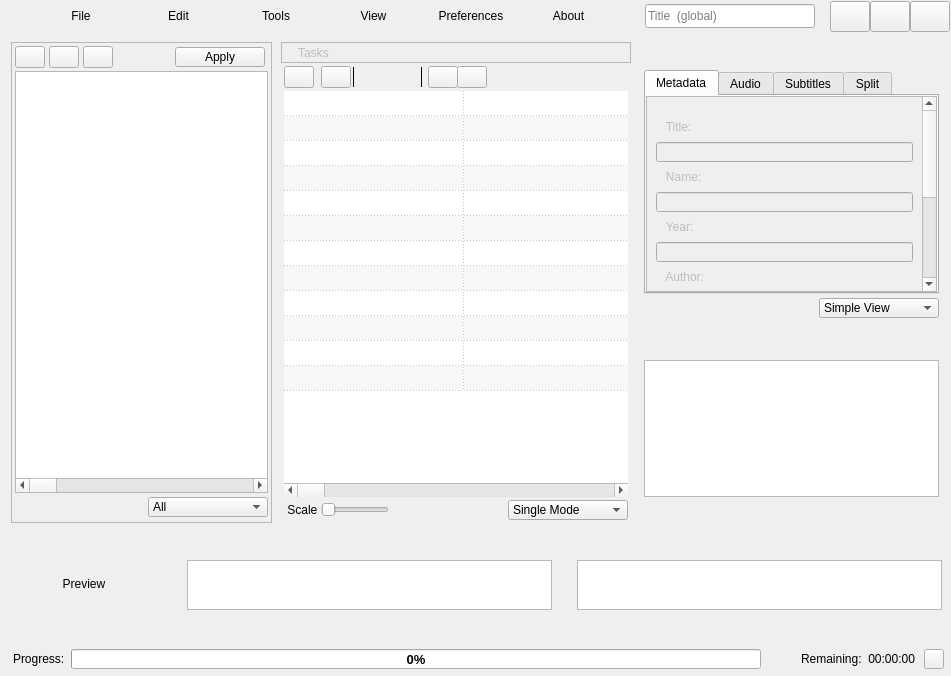
Above: app/mainwindow.ui from CineEncoder/cine-encoder before the change. Below: the same form after it.
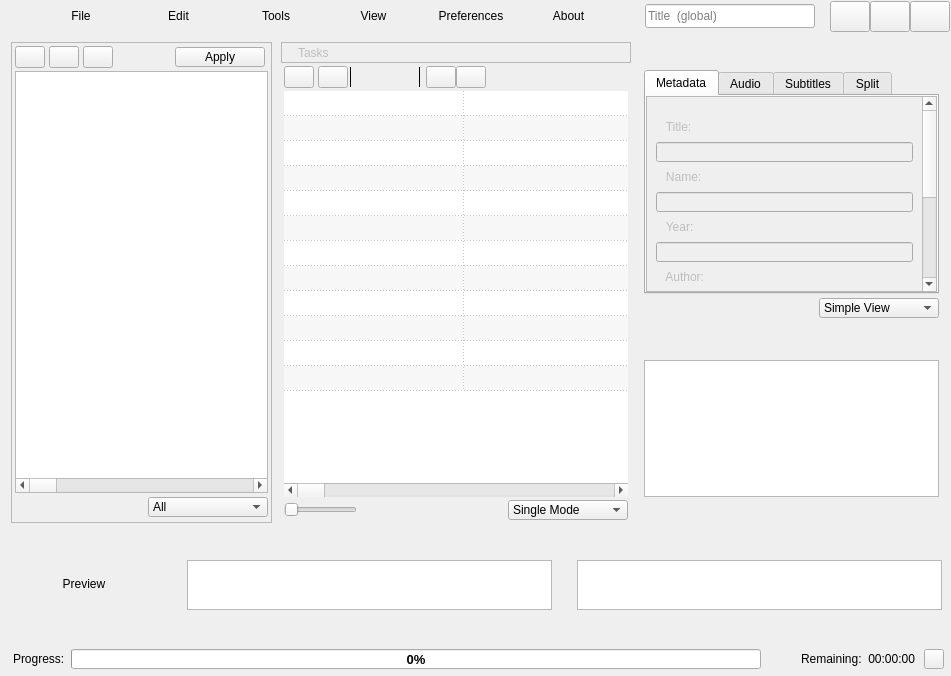
That is the form after the change. Icons and pictures are not drawn.

Commit message: Update scale slider

Patch:
```diff
--- a/app/mainwindow.ui
+++ b/app/mainwindow.ui
@@ -5538,7 +5538,7 @@
                  </property>
                 </spacer>
                </item>
-               <item row="5" column="4" colspan="6">
+               <item row="5" column="1" colspan="7">
                 <widget class="QSlider" name="horizontalSlider_resize">
                  <property name="minimumSize">
                   <size>
@@ -5572,19 +5572,6 @@
                  </property>
                 </widget>
                </item>
-               <item row="5" column="1" colspan="3" alignment="Qt::AlignRight|Qt::AlignVCenter">
-                <widget class="QLabel" name="label_2">
-                 <property name="maximumSize">
-                  <size>
-                   <width>16777215</width>
-                   <height>20</height>
-                  </size>
-                 </property>
-                 <property name="text">
-                  <string> Scale </string>
-                 </property>
-                </widget>
-               </item>
               </layout>
              </item>
             </layout>
```
The commit also changes 9 other files.
